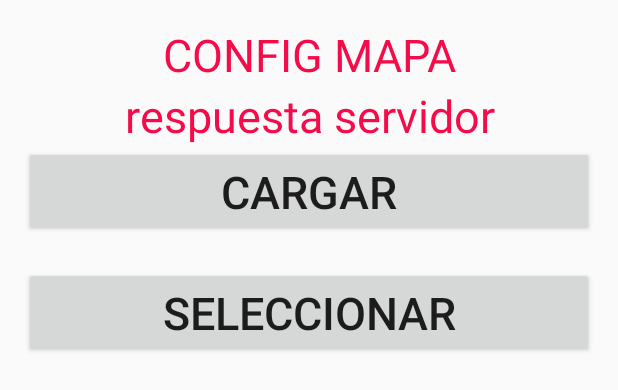
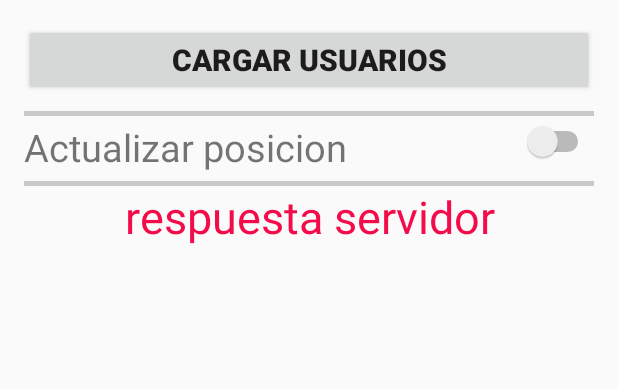
Before and after one commit to SALLN/LocalizacionMovil, an Android app: the layout config_mapa.xml on its own in the app's theme, with its tools: preview values and no code run, on a phone screen of 412 x 824 dp. Shown: the top 390 px of the screen. Run offline under Robolectric (Android 15) with nearby library versions, the phone set to English and light mode, and no system bars.

Commit message:
Puliendo
Despues del error de Laura que no dejaba ni entrar por el internet, se
corrige el problema. Se quita el boton de seleccionar usuario, se
bloquean los edit text de usuario y sistema cuando estos son activados

```diff
--- a/app/src/main/res/layout/config_mapa.xml
+++ b/app/src/main/res/layout/config_mapa.xml
@@ -10,16 +10,51 @@
     android:id="@+id/config_mapa"
     tools:context="prueba.app.llerena.steven.com.localizacionmovil.MainActivity">
 
+    <Button
+        android:id="@+id/botoncargar"
+        android:layout_width="match_parent"
+        android:layout_height="wrap_content"
+        android:text="Cargar Usuarios"
+        android:textSize="20dp"
+        android:textStyle="bold"
+        android:onClick="CargarVehiculos"/>
+
+
+    <View
+        android:id="@+id/divider34"
+        android:layout_width="match_parent"
+        android:layout_height="3dp"
+        android:layout_below="@+id/botoncargar"
+        android:layout_marginTop="10dp"
+        android:layout_marginBottom="3dp"
+        android:background="#C8C9CB" />
 
     <TextView
-    android:layout_width="match_parent"
-    android:layout_height="wrap_content"
-    android:text="CONFIG MAPA"
-    android:textAlignment="center"
-    android:id="@+id/titulo2222"
-    android:textSize="30dp"
-    android:textColor="@color/Rojo"
-    />
+        android:layout_width="match_parent"
+        android:layout_height="wrap_content"
+        android:text="Actualizar posicion"
+        android:id="@+id/respuesta23"
+        android:layout_alignParentLeft="true"
+        android:layout_below="@+id/divider34"
+        android:textSize="25dp"/>
+
+    <Switch
+        android:id="@+id/switch1"
+        android:layout_width="wrap_content"
+        android:layout_height="wrap_content"
+        android:textOff="OFF"
+        android:textOn="ON"
+        android:layout_below="@id/divider34"
+        android:layout_alignParentRight="true"
+        android:onClick="MarkerONOFF"/>
+
+    <View
+        android:id="@+id/divider56"
+        android:layout_width="match_parent"
+        android:layout_height="3dp"
+        android:layout_below="@+id/respuesta23"
+        android:layout_marginTop="5dp"
+        android:background="#C8C9CB" />
 
     <TextView
         android:layout_width="match_parent"
@@ -27,27 +62,11 @@
         android:text="respuesta servidor"
         android:textAlignment="center"
         android:id="@+id/respuesta"
-        android:layout_below="@+id/titulo2222"
+        android:layout_below="@+id/divider56"
         android:textSize="30dp"
-        android:textColor="@color/Rojo"
-        />
-    <Button
-        android:id="@+id/botoncargar"
-        android:layout_width="match_parent"
-        android:layout_height="wrap_content"
-        android:layout_below="@+id/respuesta"
-        android:text="Cargar"
-        android:textSize="30dp"
-        android:onClick="CargarVehiculos"/>
+        android:textColor="@color/Rojo"/>
+    <!--android:visibility="invisible"-->
 
-    <Button
-        android:id="@+id/botonselec"
-        android:layout_width="match_parent"
-        android:layout_height="wrap_content"
-        android:layout_below="@+id/botoncargar"
-        android:text="Seleccionar"
-        android:textSize="30dp"
-        android:layout_marginTop="20dp"
-        android:onClick="VehiculoSeleccionado"/>
+
 
 </RelativeLayout>
--- a/app/src/main/res/layout/flipper.xml
+++ b/app/src/main/res/layout/flipper.xml
@@ -16,6 +16,8 @@
         <include layout="@layout/config_mapa"/>
 
 
+
+
     </ViewFlipper>
 
 </LinearLayout>
--- a/app/src/main/res/menu/menu_main.xml
+++ b/app/src/main/res/menu/menu_main.xml
@@ -17,7 +17,7 @@
       <!--/>-->
 
   <item
-      android:id="@+id/config"
+      android:id="@+id/activity_main"
       app:showAsAction="ifRoom"
       android:icon="@drawable/config"
       android:title="@string/config"
--- a/app/src/main/res/values/strings.xml
+++ b/app/src/main/res/values/strings.xml
@@ -13,6 +13,8 @@
     <string name="action_settings">Settings</string>
     <string name="mapa">Mapa</string>
     <string name="config_mapa">Configuracion Mapa</string>
+    <string name="iniciar">INICIAR SESION</string>
+    <string name="cerrar">CERRAR SESION</string>
     <string name="signin">Login</string>
     <string name="config">Config</string>
 
```
Also changed, not shown: app/src/main/java/prueba/app/llerena/steven/com/localizacionmovil/MainActivity.java (+129 -95 lines), app/src/main/res/layout/activity_main.xml (+0 -24 lines), app/src/main/res/layout/mapa.xml (+8 -0 lines), app/src/main/res/layout/mapa_aux.xml (deleted, +0 -22 lines).
